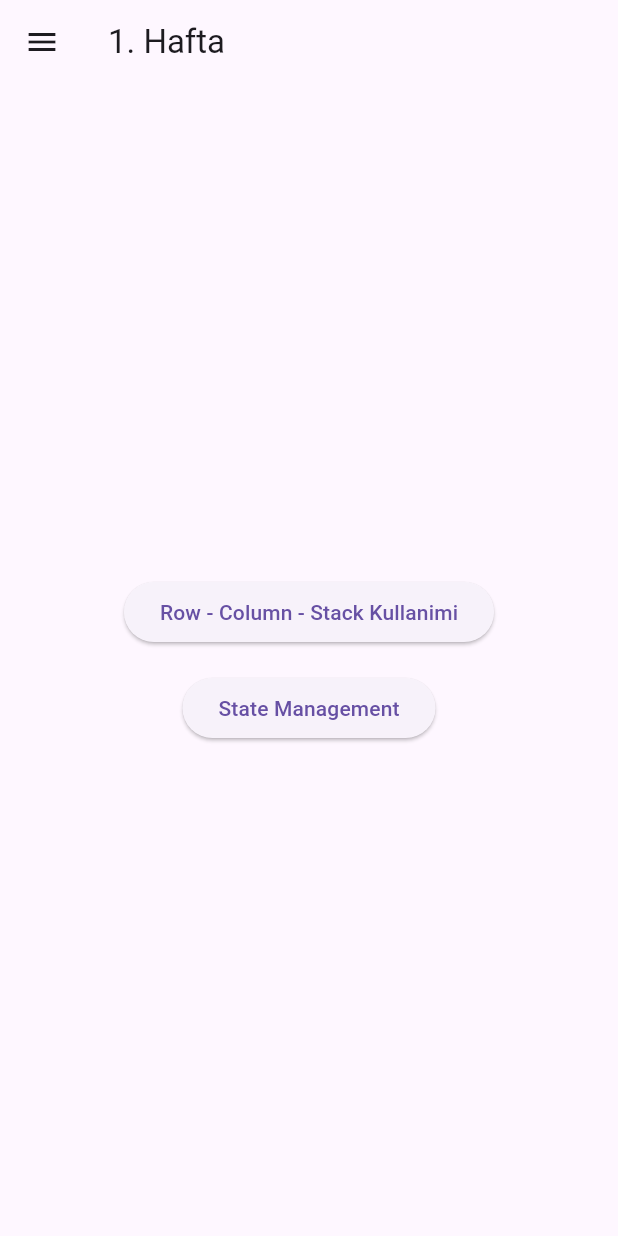
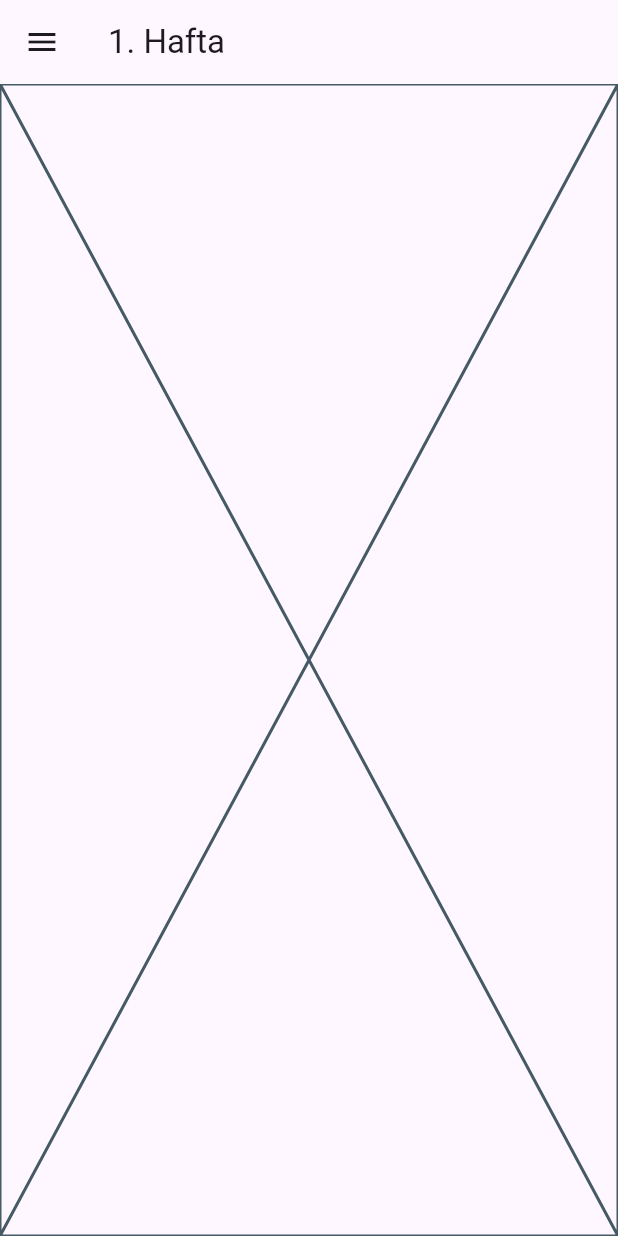
Before and after one commit to ETOTEK-Mobil/berke_odev, a Flutter app: the screen it shows after launch, on a phone screen of 412 x 824 dp. Run offline on Flutter 3.47's test engine with Material 3 defaults, Android fonts, the phone set to English and light mode, and no system bars.

Commit message:
chore(template): merge template changes :up:
Signed-off-by: berkeenesakt <github-action@actions-template-sync.noreply.github.com>

```diff
--- a/lib/ui/view/hafta_1/hafta_1_view.dart
+++ b/lib/ui/view/hafta_1/hafta_1_view.dart
@@ -1,34 +1,10 @@
 import 'package:flutter/material.dart';
-import 'package:odev/core/constants/app_sizes.dart';
-import 'package:odev/ui/view/hafta_1/pages/row_column_stack_page.dart';
-import 'package:odev/ui/view/hafta_1/pages/state_management/state_management_page.dart';
 
 class Hafta1View extends StatelessWidget {
   const Hafta1View({super.key});
 
   @override
   Widget build(BuildContext context) {
-    return Scaffold(
-      body: Center(
-        child: Column(
-          mainAxisAlignment: MainAxisAlignment.center,
-          children: [
-            ElevatedButton(
-              onPressed: () {
-                Navigator.push(context, MaterialPageRoute(builder: (context) => const RowColumnStackPage()));
-              },
-              child: const Text('Row - Column - Stack Kullanimi'),
-            ),
-            const SizedBox(height: AppSize.md),
-            ElevatedButton(
-              onPressed: () {
-                Navigator.push(context, MaterialPageRoute(builder: (context) => const StateManagementPage()));
-              },
-              child: const Text('State Management'),
-            ),
-          ],
-        ),
-      ),
-    );
+    return const Placeholder();
   }
 }
```
Also changed, not shown: lib/providers/provider.dart (added), lib/services/service.dart (added).
